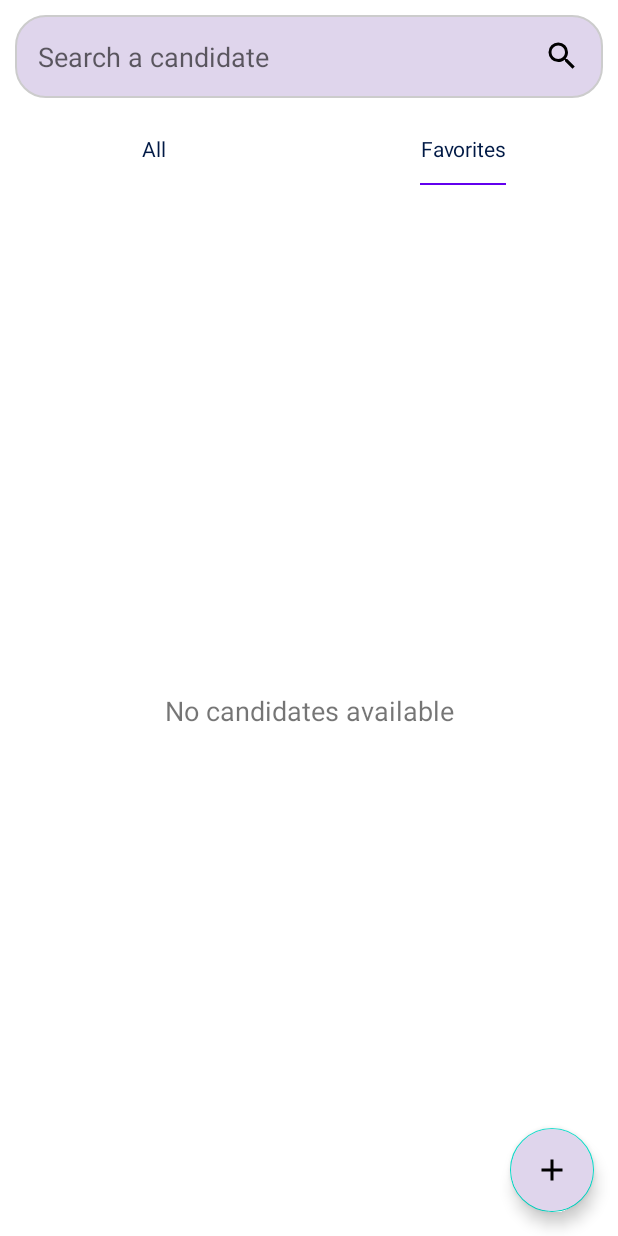
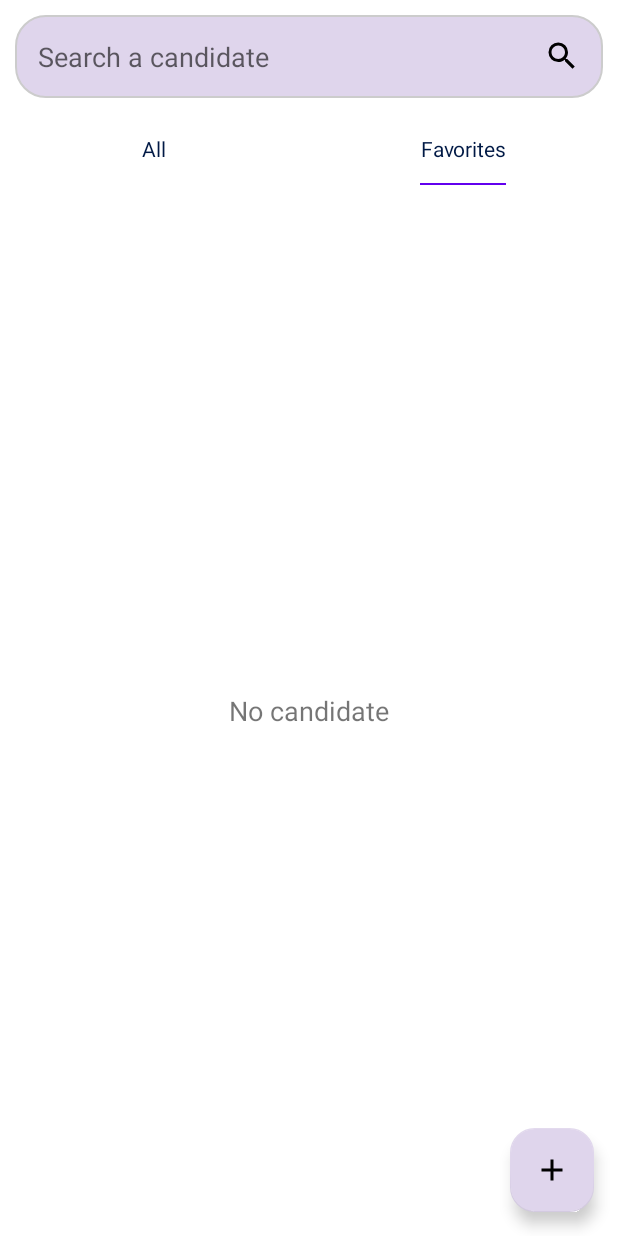
Before and after one commit to MGAxiom/P8-OC-Android, an Android app built with Jetpack Compose: the screen it shows after launch (MainActivity), tab 2 chosen, on a phone screen of 412 x 824 dp. Run offline under Robolectric (Android 15) with nearby library versions, the phone set to English and light mode, and no system bars; our stand-ins replace Room's generated code; pictures from the network do not load.

Commit message:
feat(OC-8): final changes

```diff
--- a/app/src/main/java/com/example/vitesseapp/ui/fragments/AddCandidateFragment.kt
+++ b/app/src/main/java/com/example/vitesseapp/ui/fragments/AddCandidateFragment.kt
@@ -187,7 +187,7 @@ class AddCandidateFragment : Fragment() {
         pickImage.launch("image/*")
     }
 
-    @SuppressLint("NewApi")
+    @SuppressLint("NewApi", "SetTextI18n")
     private fun setupEditMode() {
         val args: AddCandidateFragmentArgs by navArgs()
         if (isEditMode) {
--- a/app/src/main/java/com/example/vitesseapp/ui/fragments/AllTabFragments.kt
+++ b/app/src/main/java/com/example/vitesseapp/ui/fragments/AllTabFragments.kt
@@ -15,6 +15,9 @@ import com.example.vitesseapp.data.models.Candidate
 import com.example.vitesseapp.databinding.FragmentTabBinding
 import com.example.vitesseapp.ui.adapters.RecyclerAdapter
 import com.example.vitesseapp.ui.viewmodels.CandidateViewModel
+import kotlinx.coroutines.CoroutineScope
+import kotlinx.coroutines.Dispatchers
+import kotlinx.coroutines.delay
 import kotlinx.coroutines.launch
 import org.koin.androidx.viewmodel.ext.android.activityViewModel
 
@@ -26,7 +29,11 @@ class AllTabFragment : Fragment(), TabFragment {
     private var _binding: FragmentTabBinding? = null
     private val binding get() = _binding!!
 
-    override fun onCreateView(inflater: LayoutInflater, container: ViewGroup?, savedInstanceState: Bundle?): View {
+    override fun onCreateView(
+        inflater: LayoutInflater,
+        container: ViewGroup?,
+        savedInstanceState: Bundle?
+    ): View {
         _binding = FragmentTabBinding.inflate(inflater, container, false)
         return binding.root
     }
@@ -35,6 +42,7 @@ class AllTabFragment : Fragment(), TabFragment {
         super.onViewCreated(view, savedInstanceState)
         setupRecyclerView()
         observeCandidates()
+        observeLoadingState()
     }
 
     private fun setupRecyclerView() {
@@ -54,16 +62,28 @@ class AllTabFragment : Fragment(), TabFragment {
         }
     }
 
+    private fun observeLoadingState() {
+        viewLifecycleOwner.lifecycleScope.launch {
+            viewLifecycleOwner.repeatOnLifecycle(Lifecycle.State.STARTED) {
+                viewModel.isLoading.collect { isLoading ->
+                    binding.loadingProgressBar.visibility =
+                        if (isLoading) View.VISIBLE else View.GONE
+                }
+            }
+        }
+    }
+
     private fun updateUI(candidates: List<Candidate>) {
-        if (candidates.isEmpty()) {
-            binding.noDataTextView.visibility = View.VISIBLE
-            recyclerView.visibility = View.GONE
-        } else {
+        if (candidates.isNotEmpty()) {
             binding.noDataTextView.visibility = View.GONE
             recyclerView.visibility = View.VISIBLE
-            adapter.updateCandidates(candidates)
+        } else {
+            recyclerView.visibility = View.GONE
+            binding.noDataTextView.visibility = View.VISIBLE
         }
+        adapter.updateCandidates(candidates)
     }
+
 
     override fun onResume() {
         super.onResume()
--- a/app/src/main/java/com/example/vitesseapp/ui/fragments/FavoritesTabFragment.kt
+++ b/app/src/main/java/com/example/vitesseapp/ui/fragments/FavoritesTabFragment.kt
@@ -28,7 +28,7 @@ class FavoritesTabFragment : Fragment(), TabFragment {
         inflater: LayoutInflater,
         container: ViewGroup?,
         savedInstanceState: Bundle?
-    ): View? {
+    ): View {
         _binding = FragmentTabBinding.inflate(inflater, container, false)
         return binding.root
     }
@@ -37,6 +37,7 @@ class FavoritesTabFragment : Fragment(), TabFragment {
         super.onViewCreated(view, savedInstanceState)
         setupRecyclerView()
         observeFavoriteCandidates()
+        observeLoadingState()
     }
 
     private fun setupRecyclerView() {
@@ -56,15 +57,27 @@ class FavoritesTabFragment : Fragment(), TabFragment {
         }
     }
 
+    private fun observeLoadingState() {
+        viewLifecycleOwner.lifecycleScope.launch {
+            viewLifecycleOwner.repeatOnLifecycle(Lifecycle.State.STARTED) {
+                viewModel.isLoading.collect { isLoading ->
+                    binding.loadingProgressBar.visibility =
+                        if (isLoading) View.VISIBLE else View.GONE
+                }
+            }
+        }
+    }
+
+
     private fun updateUI(candidates: List<Candidate>) {
-        if (candidates.isEmpty()) {
-            binding.noDataTextView.visibility = View.VISIBLE
-            recyclerView.visibility = View.GONE
-        } else {
+        if (candidates.isNotEmpty()) {
             binding.noDataTextView.visibility = View.GONE
             recyclerView.visibility = View.VISIBLE
-            adapter.updateCandidates(candidates)
+        } else {
+            recyclerView.visibility = View.GONE
+            binding.noDataTextView.visibility = View.VISIBLE
         }
+        adapter.updateCandidates(candidates)
     }
 
     override fun onResume() {
--- a/app/src/main/java/com/example/vitesseapp/ui/viewmodels/CandidateViewModel.kt
+++ b/app/src/main/java/com/example/vitesseapp/ui/viewmodels/CandidateViewModel.kt
@@ -4,6 +4,7 @@ import androidx.lifecycle.ViewModel
 import androidx.lifecycle.viewModelScope
 import com.example.vitesseapp.data.models.Candidate
 import com.example.vitesseapp.domain.CandidateRepository
+import kotlinx.coroutines.delay
 import kotlinx.coroutines.flow.MutableStateFlow
 import kotlinx.coroutines.flow.first
 import kotlinx.coroutines.launch
@@ -14,6 +15,7 @@ class CandidateViewModel(private val repository: CandidateRepository) : ViewMode
     internal val candidates = MutableStateFlow<List<Candidate>>(emptyList())
     internal val favoriteCandidates = MutableStateFlow<List<Candidate>>(emptyList())
     internal val currentCandidate = MutableStateFlow<Candidate?>(null)
+    internal val isLoading = MutableStateFlow(false)
     val createdId = MutableStateFlow(0)
 
     init {
@@ -31,23 +33,32 @@ class CandidateViewModel(private val repository: CandidateRepository) : ViewMode
 
     fun loadCandidates(query: String) {
         viewModelScope.launch {
-            val allCandidates = if (query.isEmpty()) {
-                repository.getAllCandidates().first()
-            } else {
-                repository.searchCandidates("%$query%").first()
+            isLoading.value = true
+            try {
+                val allCandidates = if (query.isEmpty()) {
+                    repository.getAllCandidates().first()
+                } else {
+                    repository.searchCandidates("%$query%").first()
+                }
+                candidates.value = allCandidates
+            } catch (e: Exception) {
+                println("Error loading candidates: ${e.message}")
+            } finally {
+                isLoading.value = false
             }
-            candidates.value = allCandidates
         }
     }
 
     fun loadFavoriteCandidates(query: String) {
         viewModelScope.launch {
+            isLoading.value = true
             val favorites = if (query.isEmpty()) {
                 repository.getAllFavoriteCandidates().first()
             } else {
                 repository.searchFavouriteCandidates("%$query%").first()
             }
             favoriteCandidates.value = favorites
+            isLoading.value = false
         }
     }
 
--- /dev/null
+++ b/app/src/main/res/drawable/rectangular_fab_background.xml
@@ -0,0 +1,6 @@
+<?xml version="1.0" encoding="utf-8"?>
+<shape xmlns:android="http://schemas.android.com/apk/res/android"
+    android:shape="rectangle">
+    <corners android:radius="16dp" />
+    <solid android:color="#DFD5EC" />
+</shape>
--- a/app/src/main/res/layout/fragment_tab.xml
+++ b/app/src/main/res/layout/fragment_tab.xml
@@ -1,9 +1,8 @@
 <?xml version="1.0" encoding="utf-8"?>
-<RelativeLayout
+<RelativeLayout xmlns:android="http://schemas.android.com/apk/res/android"
+    xmlns:app="http://schemas.android.com/apk/res-auto"
     android:layout_width="match_parent"
-    android:layout_height="match_parent"
-    xmlns:app="http://schemas.android.com/apk/res-auto"
-    xmlns:android="http://schemas.android.com/apk/res/android">
+    android:layout_height="match_parent">
 
     <androidx.recyclerview.widget.RecyclerView
         android:id="@+id/recyclerView"
@@ -19,8 +18,19 @@
             android:id="@+id/noDataTextView"
             android:layout_width="wrap_content"
             android:layout_height="wrap_content"
-            android:text="No candidates available"
+            android:text="@string/no_candidates"
             android:textSize="18sp"
+            android:visibility="visible"
+            app:layout_constraintBottom_toBottomOf="parent"
+            app:layout_constraintEnd_toEndOf="parent"
+            app:layout_constraintStart_toStartOf="parent"
+            app:layout_constraintTop_toTopOf="parent" />
+
+        <ProgressBar
+            android:id="@+id/loadingProgressBar"
+            android:layout_width="wrap_content"
+            android:layout_height="wrap_content"
+            android:indeterminate="true"
             android:visibility="gone"
             app:layout_constraintBottom_toBottomOf="parent"
             app:layout_constraintEnd_toEndOf="parent"
--- a/app/src/main/res/layout/home_screen_fragment.xml
+++ b/app/src/main/res/layout/home_screen_fragment.xml
@@ -63,7 +63,8 @@
         android:layout_gravity="end|bottom"
         android:layout_margin="16dp"
         android:contentDescription="@string/add_candidate_button"
-        android:backgroundTint="#DFD5EC"
-        android:src="@drawable/add_icon" />
+        android:src="@drawable/add_icon"
+        app:backgroundTint="#DFD5EC"
+        app:shapeAppearanceOverlay="@style/RectangularFAB"/>
 
 </FrameLayout>
--- a/app/src/main/res/values/strings.xml
+++ b/app/src/main/res/values/strings.xml
@@ -39,4 +39,5 @@
     <string name="note">Note</string>
     <string name="add_your_candidate">Add a candidate</string>
     <string name="edit_your_candidate">Edit a candidate</string>
+    <string name="no_candidates">No candidate</string>
 </resources>
--- a/app/src/main/res/values/styles.xml
+++ b/app/src/main/res/values/styles.xml
@@ -1,5 +1,6 @@
 <?xml version="1.0" encoding="utf-8"?>
 <resources>
+
     <style name="AppBarOverlay" parent="ThemeOverlay.AppCompat.Light">
         <item name="android:textColorPrimary">@android:color/black</item>
         <item name="android:textColorSecondary">@android:color/black</item>
@@ -30,4 +31,10 @@
     <style name="NegativeButtonStyle" parent="Widget.AppCompat.Button.ButtonBar.AlertDialog">
         <item name="android:textColor">@android:color/black</item>
     </style>
+
+    <style name="RectangularFAB" parent="">
+        <item name="cornerFamily">rounded</item>
+        <item name="cornerSize">16dp</item>
+        <item name="background">@drawable/rectangular_fab_background</item>
+    </style>
 </resources>
```
Also changed, not shown: 1 other file. Lines whose indentation alone changed are shown as unchanged.
